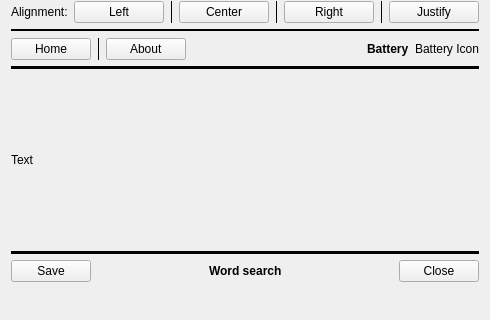
Old version of the form reader.ui in the repository Quill-OS/quill; both pictures show x 0 to 490 and y 220 to 540 of the 490 by 693 pixel window.
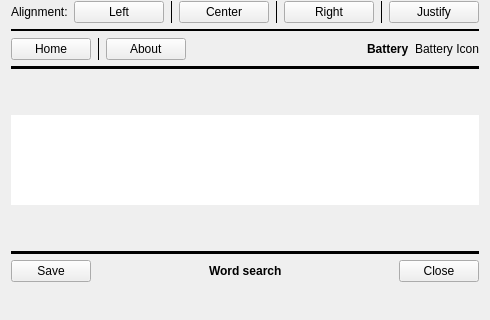
New version of the form.

Commit message:
Replaced main 'text' QLabel by a QTextEdit
We won't ever have that clipping out problem ever again :D
Main thing left is to find out how to enable the word search feature as hasSelectedText() function in QLabel doesn't exist for QTextEdits...

Patch:
```diff
--- a/reader.ui
+++ b/reader.ui
@@ -960,21 +960,27 @@
       </layout>
      </item>
      <item row="10" column="0">
-      <widget class="QLabel" name="text">
-       <property name="font">
-        <font>
-         <family>Ubuntu</family>
-         <italic>false</italic>
-        </font>
+      <widget class="QTextEdit" name="text">
+       <property name="sizePolicy">
+        <sizepolicy hsizetype="Expanding" vsizetype="Expanding">
+         <horstretch>50</horstretch>
+         <verstretch>50</verstretch>
+        </sizepolicy>
        </property>
-       <property name="text">
-        <string>Text</string>
+       <property name="frameShape">
+        <enum>QFrame::NoFrame</enum>
        </property>
-       <property name="alignment">
-        <set>Qt::AlignJustify|Qt::AlignVCenter</set>
+       <property name="frameShadow">
+        <enum>QFrame::Plain</enum>
        </property>
-       <property name="wordWrap">
-        <bool>true</bool>
+       <property name="lineWidth">
+        <number>0</number>
+       </property>
+       <property name="verticalScrollBarPolicy">
+        <enum>Qt::ScrollBarAlwaysOff</enum>
+       </property>
+       <property name="horizontalScrollBarPolicy">
+        <enum>Qt::ScrollBarAlwaysOff</enum>
        </property>
       </widget>
      </item>
```
Left out of the diff: 722 changed lines with no effect on the pictures. The commit also changes 2 other files.
